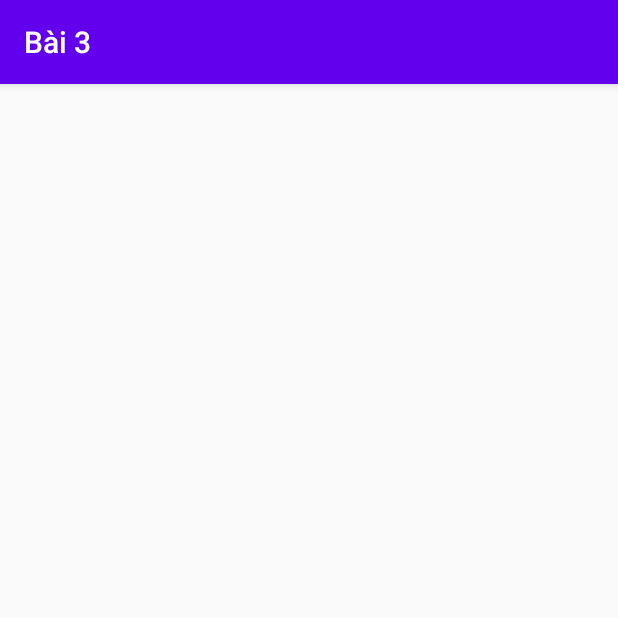
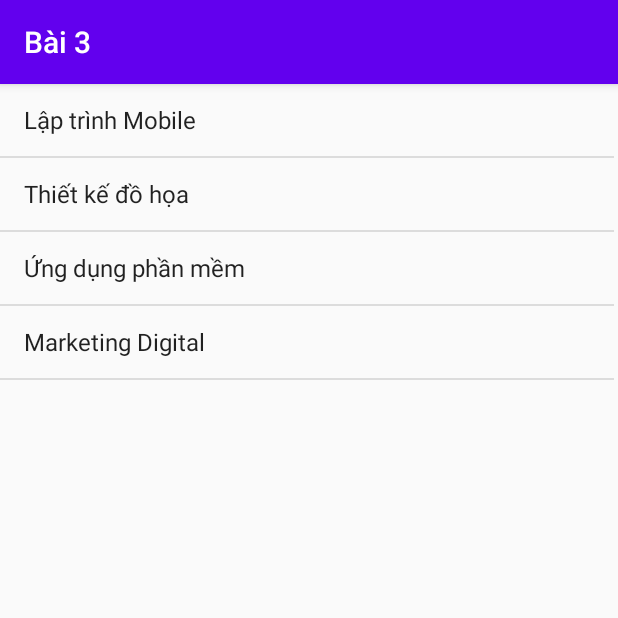
Before and after one commit to PhamNho/AndroidCoBan_Lab3, an Android app: the Bai3Activity screen opened directly, with no data from a screen before it, on a phone screen of 412 x 824 dp, the top half of it. Run offline under Robolectric (Android 15) with nearby library versions, the phone set to English and light mode, and no system bars.

Commit message:
13/03/2020

```diff
--- a/app/src/main/java/com/fpoly/androidcoban_lab3/Bai3Activity.java
+++ b/app/src/main/java/com/fpoly/androidcoban_lab3/Bai3Activity.java
@@ -1,15 +1,46 @@
 package com.fpoly.androidcoban_lab3;
+
+import android.os.Bundle;
+import android.view.View;
+import android.widget.AdapterView;
+import android.widget.ArrayAdapter;
+import android.widget.ListView;
+import android.widget.Toast;
 
 import androidx.appcompat.app.AppCompatActivity;
 
-import android.os.Bundle;
+import java.util.ArrayList;
 
 public class Bai3Activity extends AppCompatActivity {
+    private ListView lvNganhHoc;
+    private ArrayList<String> arrayList;
 
     @Override
     protected void onCreate(Bundle savedInstanceState) {
         super.onCreate(savedInstanceState);
         setContentView(R.layout.activity_bai3);
         setTitle("Bài 3");
+        initView();
+        arrayList.add("Lập trình Mobile");
+        arrayList.add("Thiết kế đồ họa");
+        arrayList.add("Ứng dụng phần mềm");
+        arrayList.add("Marketing Digital");
+
+        ArrayAdapter adapter = new ArrayAdapter(Bai3Activity.this, android.R.layout.simple_list_item_1, arrayList);
+        lvNganhHoc.setAdapter(adapter);
+
+        lvNganhHoc.setOnItemClickListener(new AdapterView.OnItemClickListener() {
+            @Override
+            public void onItemClick(AdapterView<?> parent, View view, int position, long id) {
+                // position : vị trí người dùng click trên listView
+                Toast.makeText(Bai3Activity.this, arrayList.get(position) , Toast.LENGTH_SHORT).show();
+            }
+        });
+
+    }
+
+    private void initView() {
+        lvNganhHoc = findViewById(R.id.lvList);
+        arrayList = new ArrayList<>();
     }
 }
--- a/app/src/main/res/layout/activity_bai3.xml
+++ b/app/src/main/res/layout/activity_bai3.xml
@@ -1,9 +1,16 @@
 <?xml version="1.0" encoding="utf-8"?>
-<androidx.constraintlayout.widget.ConstraintLayout xmlns:android="http://schemas.android.com/apk/res/android"
+<LinearLayout xmlns:android="http://schemas.android.com/apk/res/android"
     xmlns:app="http://schemas.android.com/apk/res-auto"
     xmlns:tools="http://schemas.android.com/tools"
     android:layout_width="match_parent"
     android:layout_height="match_parent"
     tools:context=".Bai3Activity">
 
-</androidx.constraintlayout.widget.ConstraintLayout>
+    <ListView
+        android:id="@+id/lvList"
+        android:layout_width="409dp"
+        android:layout_height="729dp"
+        tools:layout_editor_absoluteX="1dp"
+        tools:layout_editor_absoluteY="1dp"
+        tools:ignore="MissingConstraints" />
+</LinearLayout>
```
